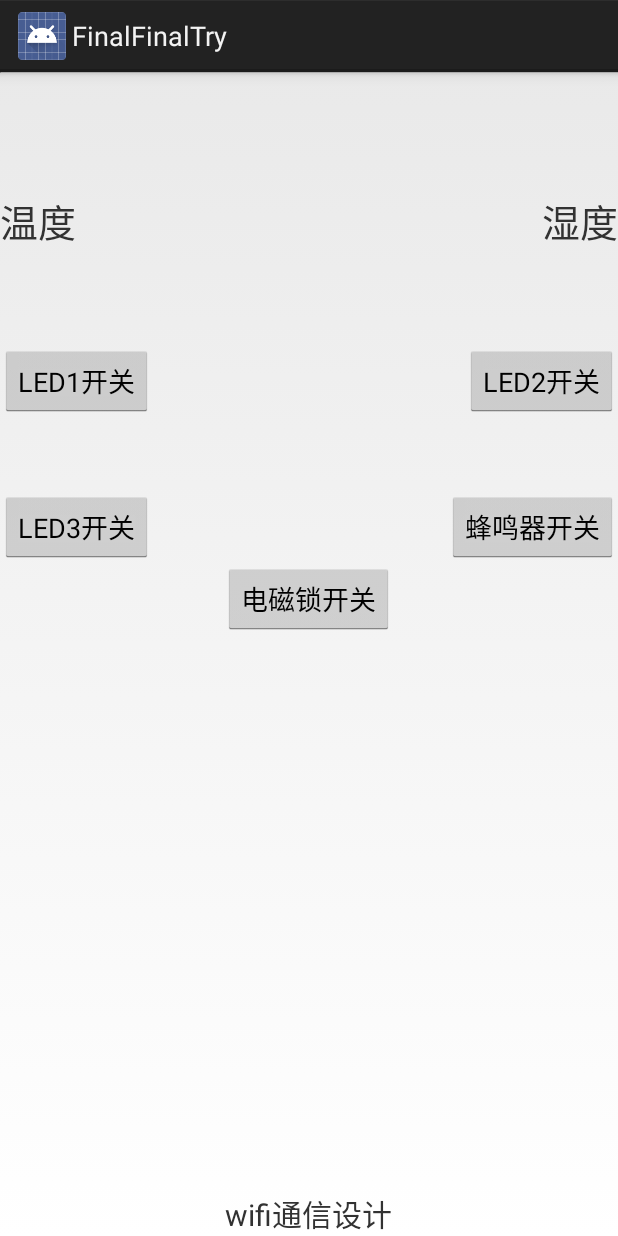
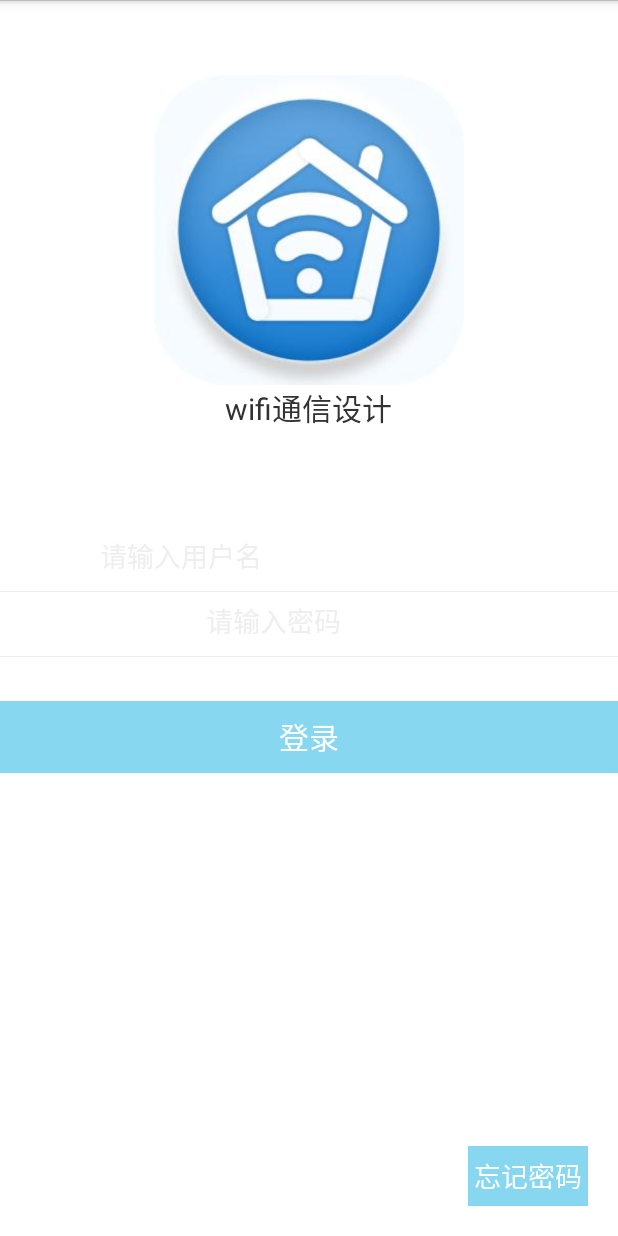
Before and after one commit to hupoxianxian/FinalFinalTry, an Android app: the screen it shows after launch (MainActivity before the commit, Login after it), on a phone screen of 412 x 824 dp. Run offline under Robolectric (Android 15) with nearby library versions, the phone set to English and light mode, and no system bars.

Commit message:
增加了没啥卵用的登陆界面

```diff
--- a/app/src/main/AndroidManifest.xml
+++ b/app/src/main/AndroidManifest.xml
@@ -8,14 +8,16 @@
         android:minSdkVersion="15"
         android:targetSdkVersion="18" />
 
-    <uses-permission android:name="android.permission.ACCESS_NETWORK_STATE"/>
-    <uses-permission android:name="android.permission.ACCESS_WIFI_STATE"/>
-    <uses-permission android:name="android.permission.CHANGE_WIFI_STATE"/>
-    <uses-permission android:name="android.permission.CHANGE_NETWORK_STATE"/>
-    <uses-permission android:name="android.permission.INTERNET"/>
-    <uses-permission android:name="android.permission.SEND_SMS"/>
-    <uses-permission android:name="android.permission.READ_PHONE_STATE"/>
+    <uses-permission android:name="android.permission.ACCESS_NETWORK_STATE" />
+    <uses-permission android:name="android.permission.ACCESS_WIFI_STATE" />
+    <uses-permission android:name="android.permission.CHANGE_WIFI_STATE" />
+    <uses-permission android:name="android.permission.CHANGE_NETWORK_STATE" />
+    <uses-permission android:name="android.permission.INTERNET" />
+    <uses-permission android:name="android.permission.SEND_SMS" />
+    <uses-permission android:name="android.permission.READ_PHONE_STATE" />
 
+    <android:uses-permission android:name="android.permission.WRITE_EXTERNAL_STORAGE" />
+    <android:uses-permission android:name="android.permission.READ_EXTERNAL_STORAGE" />
 
     <application
         android:allowBackup="true"
@@ -24,6 +26,9 @@
         android:supportsRtl="true"
         android:theme="@style/AppTheme">
         <activity android:name=".MainActivity">
+
+        </activity>
+        <activity android:name=".Login">
             <intent-filter>
                 <action android:name="android.intent.action.MAIN" />
 
--- /dev/null
+++ b/app/src/main/java/com/example/chc_pc/finalfinaltry/Login.java
@@ -0,0 +1,25 @@
+package com.example.chc_pc.finalfinaltry;
+
+import android.app.Activity;
+import android.content.Intent;
+import android.os.Bundle;
+import android.view.View;
+import android.view.Window;
+
+public class Login extends Activity {
+
+    @Override
+    protected void onCreate(Bundle savedInstanceState) {
+        super.onCreate(savedInstanceState);
+        requestWindowFeature(Window.FEATURE_NO_TITLE);
+        setContentView(R.layout.activity_login);
+
+        findViewById(R.id.denglu).setOnClickListener(new View.OnClickListener() {
+            @Override
+            public void onClick(View v) {
+                Intent intent = new Intent(Login.this,MainActivity.class);
+                startActivity(intent);
+            }
+        });
+    }
+}
--- a/app/src/main/java/com/example/chc_pc/finalfinaltry/MainActivity.java
+++ b/app/src/main/java/com/example/chc_pc/finalfinaltry/MainActivity.java
@@ -62,6 +62,7 @@ public class MainActivity extends Activity {
     @Override
     protected void onCreate(Bundle savedInstanceState) {
         super.onCreate(savedInstanceState);
+        requestWindowFeature(Window.FEATURE_NO_TITLE);
         setContentView(R.layout.activity_main);
         mContext = this;
 
--- /dev/null
+++ b/app/src/main/res/drawable/login_button_selector.xml
@@ -0,0 +1,5 @@
+<?xml version="1.0" encoding="utf-8"?>
+<selector xmlns:android="http://schemas.android.com/apk/res/android">
+    <item android:drawable="@drawable/clr_normal" android:state_pressed="false"/>
+    <item android:drawable="@drawable/clr_pressed" android:state_pressed="true"/>
+</selector>
--- /dev/null
+++ b/app/src/main/res/layout/activity_login.xml
@@ -0,0 +1,107 @@
+<?xml version="1.0" encoding="utf-8"?>
+<RelativeLayout xmlns:android="http://schemas.android.com/apk/res/android"
+    xmlns:tools="http://schemas.android.com/tools"
+    android:id="@+id/activity_login"
+    android:layout_width="match_parent"
+    android:layout_height="match_parent"
+    android:background="#ffffff"
+    tools:context="com.example.chc_pc.finalfinaltry.Login">
+
+    <RelativeLayout
+        android:layout_margin="50dp"
+        android:layout_width="match_parent"
+        android:layout_height="wrap_content"
+        android:id="@+id/logoweizhi">
+        <ImageView
+            android:id="@+id/logo"
+            android:layout_width="320px"
+            android:layout_height="310px"
+            android:src="@drawable/logo"
+            android:layout_centerHorizontal="true"/>
+
+        <TextView
+            android:layout_below="@id/logo"
+            android:layout_width="wrap_content"
+            android:layout_height="wrap_content"
+            android:text="wifi通信设计"
+            android:textSize="20dp"
+            android:layout_centerHorizontal="true"
+            />
+
+    </RelativeLayout>
+
+    <RelativeLayout
+        android:layout_marginTop="20dp"
+        android:layout_width="wrap_content"
+        android:layout_height="wrap_content"
+        android:layout_below="@+id/logoweizhi"
+        android:background="#ffffff">
+
+        <EditText
+            android:layout_marginLeft="20dp"
+            android:background="#ffffff"
+            android:id="@+id/yonghuming"
+            android:layout_width="match_parent"
+            android:layout_height="wrap_content"
+            android:hint="          请输入用户名"
+            android:textColorHint="#eeeeee"
+            android:layout_marginBottom="10dp"
+            />
+        <View
+            android:id="@+id/xian"
+            android:layout_below="@+id/yonghuming"
+            android:layout_width="fill_parent"
+            android:layout_height="0.5dip"
+            android:background="#eeeeee"/>
+        <EditText
+            android:layout_marginTop="5dp"
+            android:layout_marginLeft="20dp"
+            android:background="#ffffff"
+            android:textColorHint="#eeeeee"
+            android:layout_width="match_parent"
+            android:layout_height="wrap_content"
+            android:id="@+id/mima"
+            android:hint="           请输入密码"
+            android:layout_below="@id/xian"
+            android:inputType="textPassword"
+            />
+        <View
+            android:layout_marginTop="10dp"
+            android:id="@+id/xian2"
+            android:layout_below="@id/mima"
+            android:layout_width="fill_parent"
+            android:layout_height="0.5dip"
+            android:background="#eeeeee"/>
+        <Button
+            android:id="@+id/denglu"
+            android:layout_marginTop="40dp"
+            android:layout_width="720px"
+
+            android:layout_height="wrap_content"
+            android:text="登录"
+            android:textColor="#ffffff"
+            android:textSize="20dp"
+            android:background="@drawable/login_button_selector"
+            android:layout_below="@+id/mima"
+            android:layout_centerHorizontal="true"/>
+
+    </RelativeLayout>
+    <RelativeLayout
+        android:layout_width="match_parent"
+        android:layout_height="80dp"
+        android:layout_alignParentBottom="true"
+        android:background="#ffffff">
+        <Button
+            android:id="@+id/wangjimima"
+            android:layout_centerVertical="true"
+            android:layout_width="80dp"
+            android:layout_height="40dp"
+
+            android:layout_marginRight="20dp"
+            android:textColor="#ffffff"
+            android:text="忘记密码"
+            android:layout_alignParentRight="true"
+            android:background="@drawable/login_button_selector"/>
+    </RelativeLayout>
+
+</RelativeLayout>
--- a/app/src/main/res/values/strings.xml
+++ b/app/src/main/res/values/strings.xml
@@ -1,3 +1,5 @@
 <resources>
     <string name="app_name">FinalFinalTry</string>
+    <drawable name="clr_normal">#87d7f0</drawable>
+    <drawable name="clr_pressed">#87d7f0</drawable>
 </resources>
```
Also changed, not shown: app/src/main/res/drawable/logo.jpg (added).
